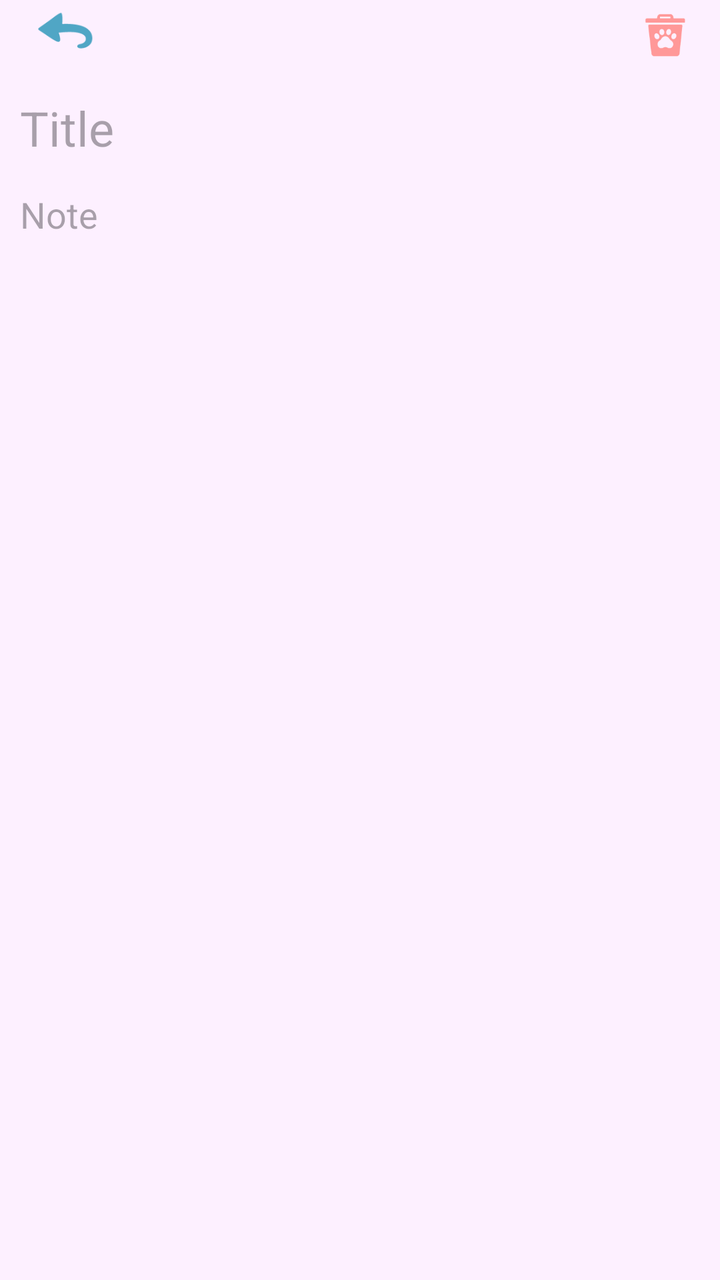
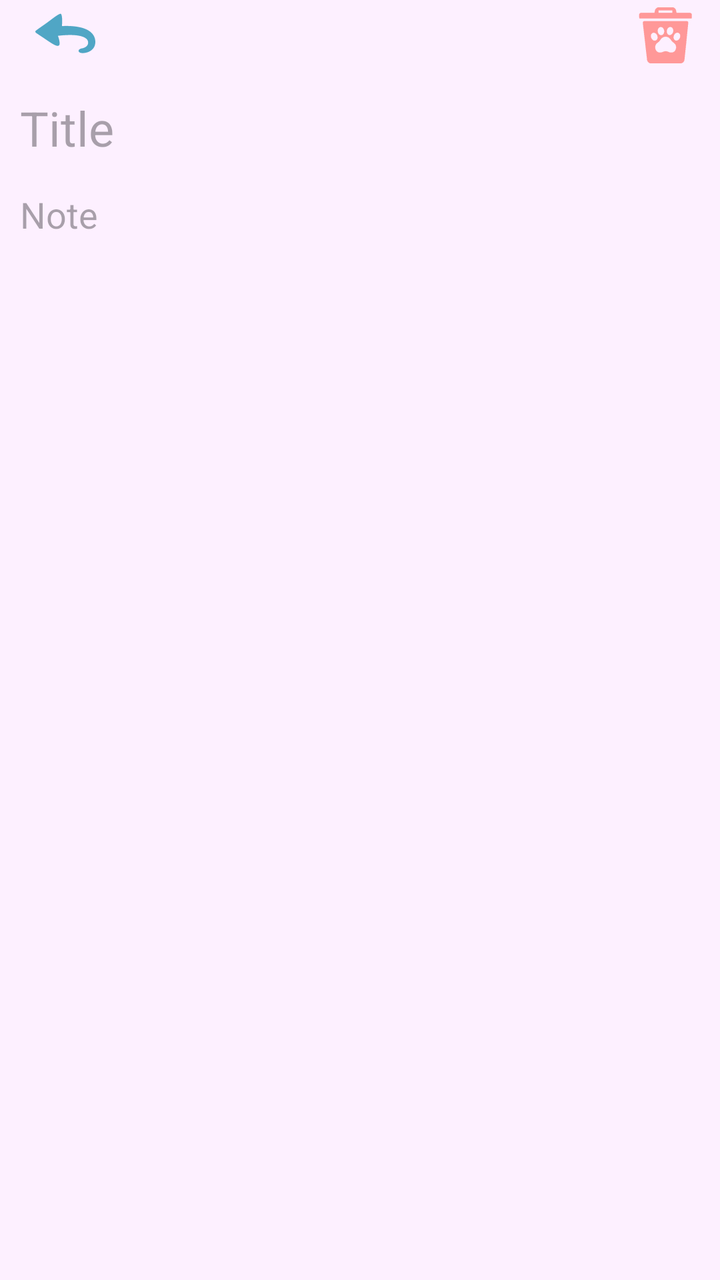

The first picture is an Android layout as it rendered before a commit; the second is the same layout after the commit. The layout source and the unified diff follow.
<!-- AndroidManifest.xml: application theme Theme.Notes -->
<!-- res/layout/activity_editor.xml -->
<?xml version="1.0" encoding="utf-8"?>
<androidx.constraintlayout.widget.ConstraintLayout xmlns:android="http://schemas.android.com/apk/res/android"
    xmlns:app="http://schemas.android.com/apk/res-auto"
    xmlns:tools="http://schemas.android.com/tools"
    android:id="@+id/main"
    android:layout_width="match_parent"
    android:layout_height="match_parent"
    android:background="@color/background"
    tools:context=".editor.Editor">

    <ImageButton
        android:id="@+id/imageButtonBack"
        android:layout_width="45dp"
        android:layout_height="35dp"
        android:layout_marginStart="10dp"
        android:paddingBottom="5dp"
        android:background="@null"
        android:contentDescription="@string/back"
        android:scaleX="0.9"
        android:scaleY="0.9"
        app:layout_constraintStart_toStartOf="parent"
        app:layout_constraintTop_toTopOf="parent"
        app:srcCompat="@mipmap/back" />

    <ImageButton
        android:id="@+id/imageButtonRemove"
        android:layout_width="35dp"
        android:layout_height="35dp"
        android:layout_marginEnd="10dp"
        android:background="@null"
        android:contentDescription="@string/remove"
        android:scaleX="0.7"
        android:scaleY="0.7"
        app:layout_constraintEnd_toEndOf="parent"
        app:layout_constraintTop_toTopOf="parent"
        app:srcCompat="@mipmap/remove" />

    <FrameLayout
        android:id="@+id/frameLayoutTitle"
        android:layout_width="match_parent"
        android:layout_height="15dp"
        android:background="@color/background"
        app:layout_constraintEnd_toEndOf="parent"
        app:layout_constraintStart_toStartOf="parent"
        app:layout_constraintTop_toBottomOf="@id/imageButtonBack">

    </FrameLayout>

    <EditText
        android:id="@+id/editTextTitle"
        android:layout_width="0dp"
        android:layout_height="30dp"
        android:background="@color/background"
        android:hint="@string/title"
        android:importantForAutofill="no"
        android:inputType="text"
        android:paddingStart="10dp"
        android:paddingEnd="10dp"
        android:text=""
        android:textSize="24sp"
        app:layout_constraintEnd_toEndOf="parent"
        app:layout_constraintStart_toStartOf="parent"
        app:layout_constraintTop_toBottomOf="@+id/frameLayoutTitle"
        tools:ignore="LabelFor" />

    <FrameLayout
        android:id="@+id/frameLayoutNote"
        android:layout_width="match_parent"
        android:layout_height="15dp"
        android:background="@color/background"
        app:layout_constraintEnd_toEndOf="parent"
        app:layout_constraintStart_toStartOf="parent"
        app:layout_constraintTop_toBottomOf="@id/editTextTitle">

    </FrameLayout>

    <ScrollView
        android:id="@+id/scrollView"
        android:layout_width="0dp"
        android:layout_height="0dp"
        android:background="@color/background"
        app:layout_constraintBottom_toTopOf="@id/frameLayoutBottom"
        app:layout_constraintEnd_toEndOf="parent"
        app:layout_constraintHorizontal_bias="1.0"
        app:layout_constraintStart_toStartOf="parent"
        app:layout_constraintTop_toBottomOf="@id/frameLayoutNote"
        app:layout_constraintVertical_bias="1.0">

        <EditText
            android:id="@+id/editTextContent"
            android:layout_width="match_parent"
            android:layout_height="wrap_content"
            android:background="@color/background"
            android:gravity="top"
            android:hint="@string/Note"
            android:importantForAutofill="no"
            android:inputType="textMultiLine"
            android:paddingStart="10dp"
            android:paddingEnd="10dp"
            android:scrollbars="vertical"
            android:text=""
            tools:ignore="LabelFor" />
    </ScrollView>

    <FrameLayout
        android:id="@+id/frameLayoutBottom"
        android:layout_width="match_parent"
        android:layout_height="0dp"
        android:background="@color/background"
        app:layout_constraintBottom_toBottomOf="parent"
        app:layout_constraintEnd_toEndOf="parent"
        app:layout_constraintStart_toStartOf="parent">

    </FrameLayout>

</androidx.constraintlayout.widget.ConstraintLayout>
<!-- resources referenced by this layout -->
<resources>
  <color name="background">#FFFDF0FF</color>
  <!-- mipmap back: png bitmap (mipmap-hdpi, 1060 bytes) -->
  <!-- mipmap remove: png bitmap (mipmap-hdpi, 1510 bytes) -->
  <string name="Note">Note</string>
  <string name="title">Title</string>
  <style name="Theme.Notes" parent="Base.Theme.Notes" />
  <style name="Base.Theme.Notes" parent="Theme.Material3.DayNight.NoActionBar">
          <item name="android:statusBarColor">@color/background</item>
          <item name="android:navigationBarColor">@color/background</item>
          <item name="android:windowLightStatusBar">true</item>
      </style>
</resources>

<!-- the commit's change to res/layout/activity_editor.xml (unified diff, before → after) -->
@@ -15,9 +15,10 @@
         android:layout_marginStart="10dp"
         android:paddingBottom="5dp"
         android:background="@null"
+        android:paddingTop="3dp"
         android:contentDescription="@string/back"
-        android:scaleX="0.9"
-        android:scaleY="0.9"
+        android:scaleX="1"
+        android:scaleY="1"
         app:layout_constraintStart_toStartOf="parent"
         app:layout_constraintTop_toTopOf="parent"
         app:srcCompat="@mipmap/back" />
@@ -29,8 +30,8 @@
         android:layout_marginEnd="10dp"
         android:background="@null"
         android:contentDescription="@string/remove"
-        android:scaleX="0.7"
-        android:scaleY="0.7"
+        android:scaleX="1"
+        android:scaleY="1"
         app:layout_constraintEnd_toEndOf="parent"
         app:layout_constraintTop_toTopOf="parent"
         app:srcCompat="@mipmap/remove" />
@@ -90,6 +91,7 @@
             android:id="@+id/editTextContent"
             android:layout_width="match_parent"
             android:layout_height="wrap_content"
+            android:minHeight="48dp"
             android:background="@color/background"
             android:gravity="top"
             android:hint="@string/Note"
<!-- resource entries referenced after the edit -->
@@ -2,7 +2,7 @@
 <resources>
   <color name="background">#FFFDF0FF</color>
   <!-- mipmap back: png bitmap (mipmap-hdpi, 1060 bytes) -->
-  <!-- mipmap remove: png bitmap (mipmap-hdpi, 1510 bytes) -->
+  <!-- mipmap remove: png bitmap (mipmap-hdpi, 1442 bytes) -->
   <string name="Note">Note</string>
   <string name="title">Title</string>
   <style name="Theme.Notes" parent="Base.Theme.Notes" />
